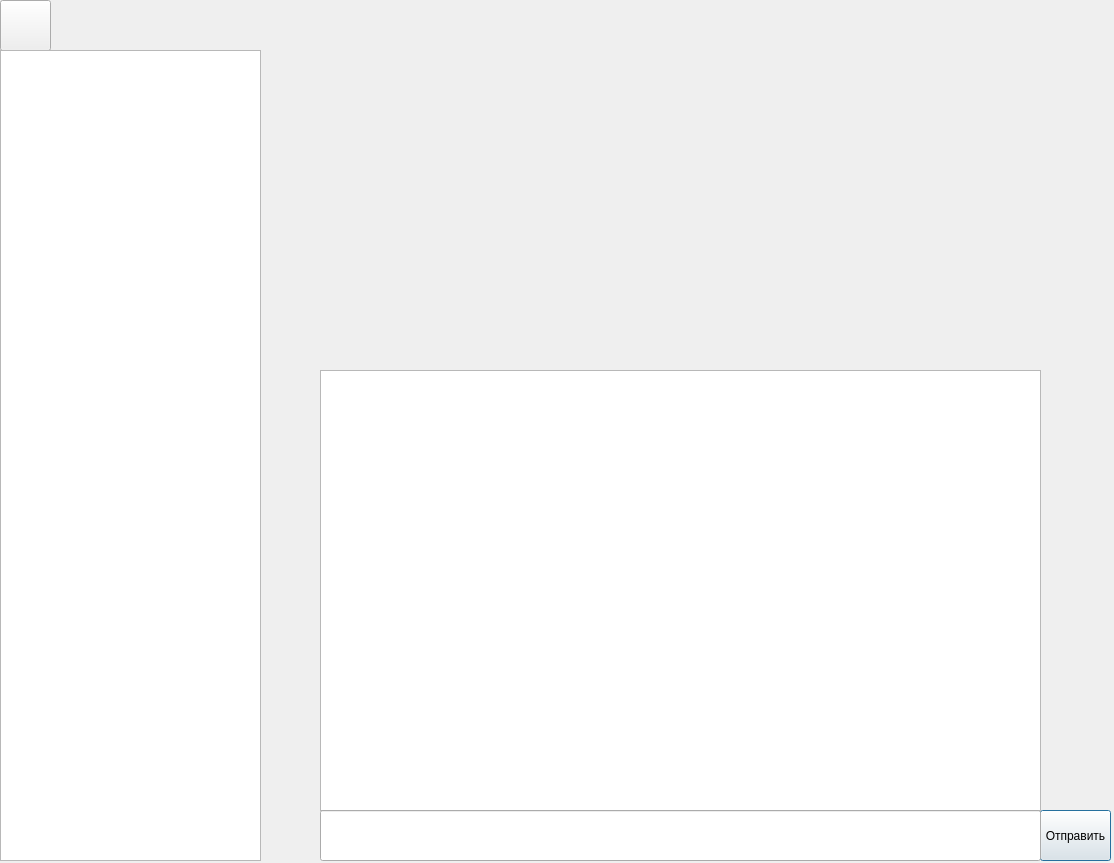
Above: mainform.ui from rutraq/Messanger before the change. Below: the same form after it.
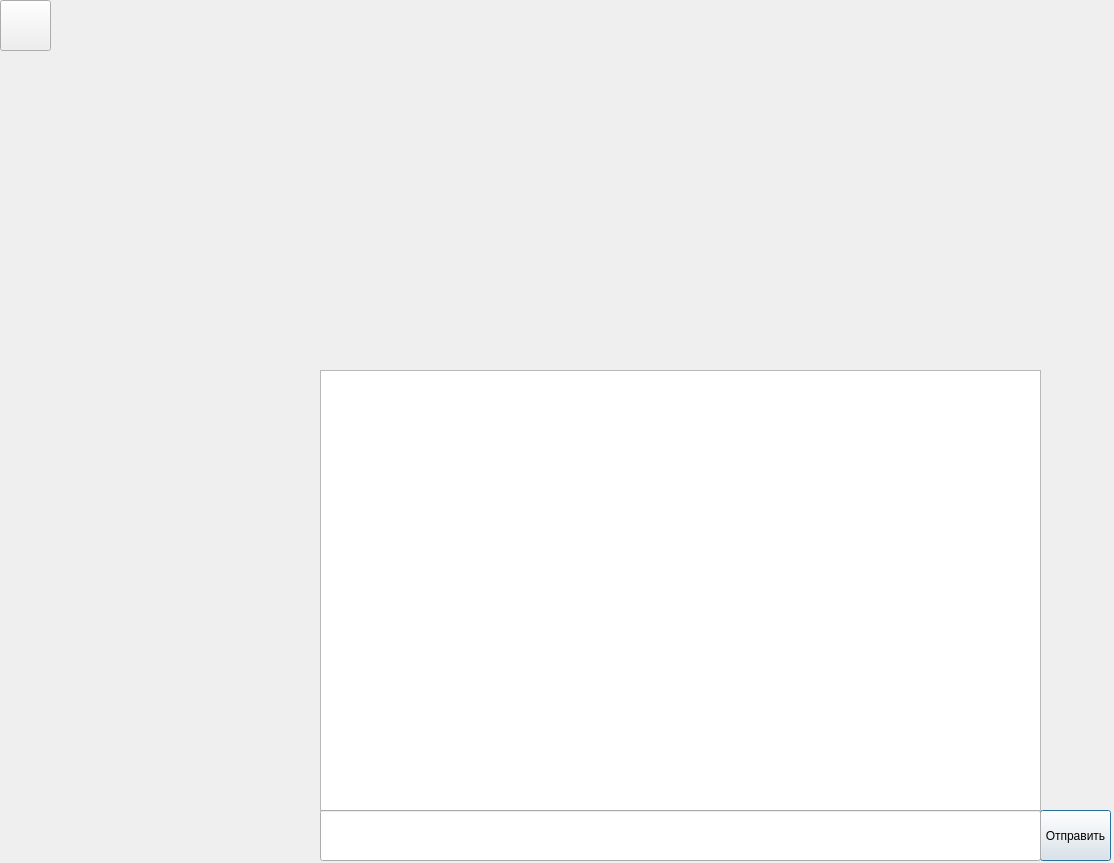
That is the form after the change. Icons and pictures are not drawn.

The edit to the form file:
```diff
--- a/mainform.ui
+++ b/mainform.ui
@@ -101,10 +101,10 @@
   <widget class="QListView" name="listView_2">
    <property name="geometry">
     <rect>
-     <x>0</x>
-     <y>50</y>
+     <x>-261</x>
+     <y>0</y>
      <width>261</width>
-     <height>811</height>
+     <height>861</height>
     </rect>
    </property>
    <property name="selectionRectVisible">
```
